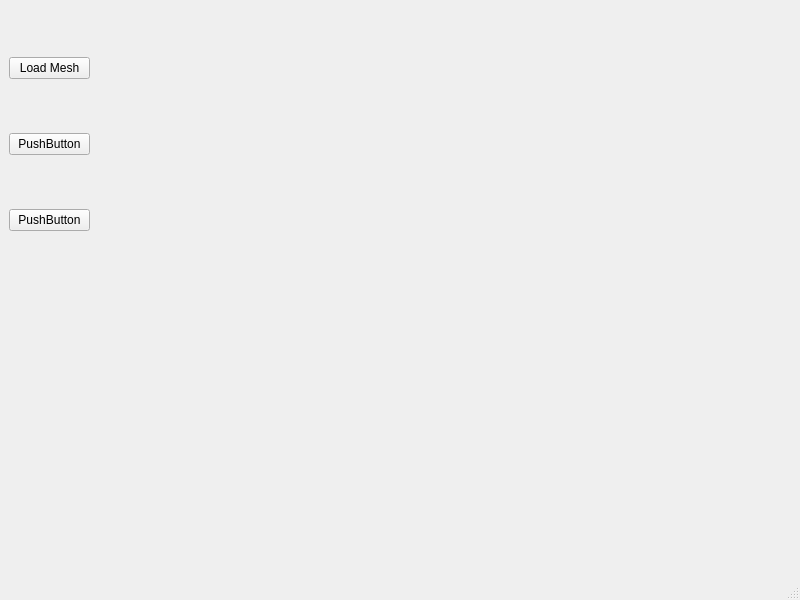
The window that mainwindow.ui (sgtPepper815/Vulkan-Renderer) describes before a commit, drawn with Qt 5.
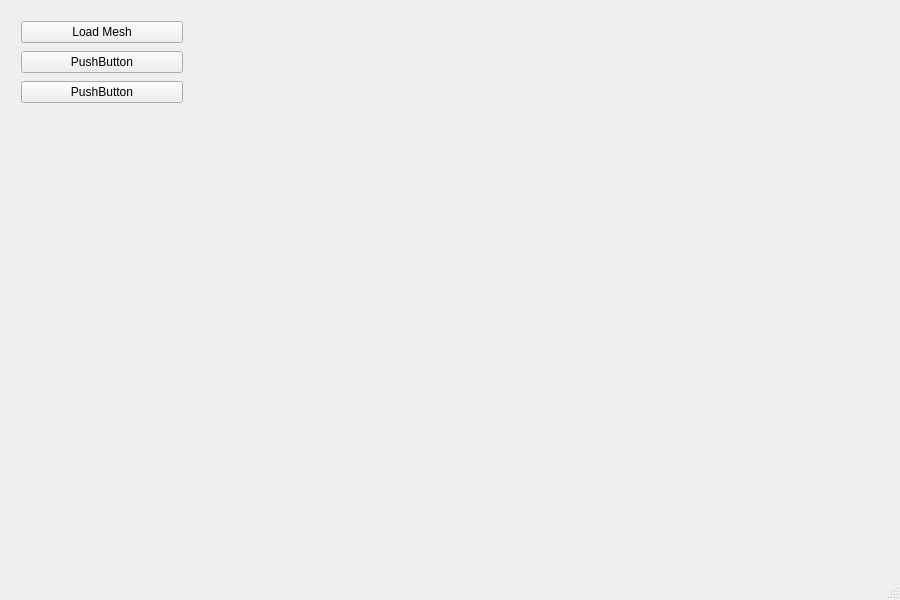
The same window after the commit.

Diff of the .ui file:
```diff
--- a/mainwindow.ui
+++ b/mainwindow.ui
@@ -6,7 +6,7 @@
    <rect>
     <x>0</x>
     <y>0</y>
-    <width>800</width>
+    <width>900</width>
     <height>600</height>
    </rect>
   </property>
@@ -14,26 +14,40 @@
    <string>Engine</string>
   </property>
   <widget class="QWidget" name="centralwidget">
-   <widget class="QWidget" name="renderView" native="true">
-    <property name="geometry">
-     <rect>
-      <x>99</x>
-      <y>19</y>
-      <width>691</width>
-      <height>541</height>
-     </rect>
+   <layout class="QHBoxLayout" name="mainLayout">
+    <property name="spacing">
+     <number>12</number>
     </property>
-   </widget>
-   <widget class="QWidget" name="verticalLayoutWidget">
-    <property name="geometry">
-     <rect>
-      <x>9</x>
-      <y>9</y>
-      <width>81</width>
-      <height>271</height>
-     </rect>
+    <property name="leftMargin">
+     <number>12</number>
     </property>
-    <layout class="QVBoxLayout" name="verticalLayout">
+    <property name="topMargin">
+     <number>12</number>
+    </property>
+    <property name="rightMargin">
+     <number>12</number>
+    </property>
+    <property name="bottomMargin">
+     <number>12</number>
+    </property>
+    <item>
+     <widget class="QWidget" name="sidebar" native="true">
+      <property name="sizePolicy">
+       <sizepolicy hsizetype="Preferred" vsizetype="Expanding">
+        <horstretch>0</horstretch>
+        <verstretch>0</verstretch>
+       </sizepolicy>
+      </property>
+      <property name="minimumSize">
+       <size>
+        <width>180</width>
+        <height>0</height>
+       </size>
+      </property>
+      <layout class="QVBoxLayout" name="sidebarLayout">
+       <property name="spacing">
+        <number>8</number>
+       </property>
      <item>
       <widget class="QPushButton" name="loadMeshBtn">
        <property name="text">
@@ -55,8 +69,33 @@
        </property>
       </widget>
      </item>
-    </layout>
-   </widget>
+       <item>
+        <spacer name="sidebarSpacer">
+         <property name="orientation">
+          <enum>Qt::Vertical</enum>
+         </property>
+         <property name="sizeHint" stdset="0">
+          <size>
+           <width>20</width>
+           <height>40</height>
+          </size>
+         </property>
+        </spacer>
+       </item>
+      </layout>
+     </widget>
+    </item>
+    <item>
+     <widget class="QWidget" name="renderView" native="true">
+      <property name="sizePolicy">
+       <sizepolicy hsizetype="Expanding" vsizetype="Expanding">
+        <horstretch>1</horstretch>
+        <verstretch>1</verstretch>
+       </sizepolicy>
+      </property>
+     </widget>
+    </item>
+   </layout>
   </widget>
   <widget class="QMenuBar" name="menubar">
    <property name="geometry">
```
Left out of the diff: 4 changed lines with no effect on the pictures. Lines whose indentation alone changed are shown as unchanged.
